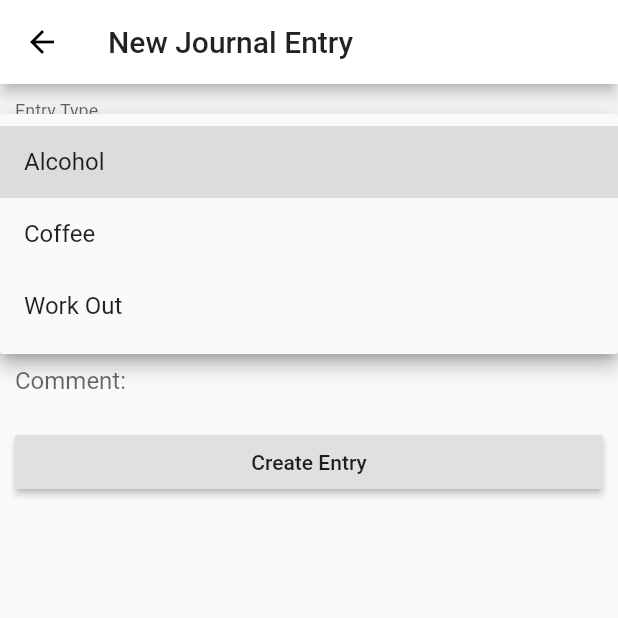
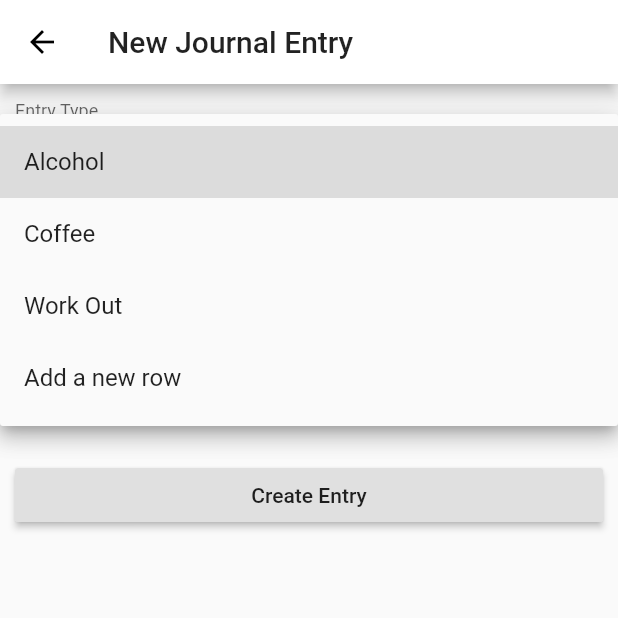
Before and after one commit to awhogue/bullet, a Flutter app: the NewBulletEntry screen opened directly, after a tap on "Create Entry", after a tap on the "arrow drop down" icon, on a phone screen of 412 x 824 dp, the top half of it. Run offline on Flutter 3.47's test engine with Material 2 defaults, Android fonts, the phone set to English and light mode, and no system bars.

Commit message:
Add ability to enter a new row name

```diff
--- a/lib/screens/new_entry.dart
+++ b/lib/screens/new_entry.dart
@@ -13,10 +13,19 @@ class NewBulletEntryState extends State<NewBulletEntry> {
   final GlobalKey<FormState> _formKey = GlobalKey<FormState>();
   final GlobalKey<ScaffoldState> _scaffoldKey = new GlobalKey<ScaffoldState>();
 
-  // State entered by the user to create the new entry.
-  String _enteredRow;
+  // The selected Row name in the dropdown.
+  String _dropdownSelectedRow;
+  // Are we showing the "New Row" field?
+  bool _newRowVisible = false;
+  // The text entered in the "New Row" field, if visible.
+  String _enteredNewRow;
+  // The text entered in the "Value" field.
   String _enteredValue;
+  // The text entered in the "Comment" field.
   String _enteredComment;
+
+  // The text for the drop down for "New Row"
+  final String _newRowNameText = 'Add a new row';
 
   NewBulletEntryState() {
     _datastore = BulletDatastore.init();
@@ -38,15 +47,19 @@ class NewBulletEntryState extends State<NewBulletEntry> {
               InputDecorator(
                 decoration: const InputDecoration(
                   labelText: 'Entry Type',
+                  helperText: 'Choose an entry type',
                 ),
                 child: DropdownButtonHideUnderline(
                   child: DropdownButton<String>(
-                    value: _enteredRow,
+                    value: _dropdownSelectedRow,
                     // value: // TOOD: set the default to the most recently created entry?
                     onChanged: (String newValue) {
-                      setState(() { _enteredRow = newValue; });
+                      setState(() {
+                        _dropdownSelectedRow = newValue;
+                        _toggleNewRowField(newValue);
+                      });
                     },
-                    items: _datastore.rowNames().map((String rowName) =>
+                    items: _getRowNamesForDropdown().map((String rowName) =>
                       DropdownMenuItem<String>(
                         value: rowName,
                         child: Text(rowName),
@@ -55,9 +68,20 @@ class NewBulletEntryState extends State<NewBulletEntry> {
                   ),
                 ),
               ),
+              _newRowVisible ? TextFormField(
+                decoration: InputDecoration(
+                  labelText: 'New Entry Type',
+                ),
+                validator: (value) {}, // TODO: validate that this isn't a duplicate row name?
+                onSaved: (String value) {
+                  setState(() {
+                    _enteredNewRow = value;
+                  });
+                },
+              ) : new Container(),
               TextFormField(
                 decoration: InputDecoration(
-                  labelText: 'Value:',
+                  labelText: 'Value',
                 ),
                 validator: (value) {
                   if (value.isEmpty) {
@@ -73,7 +97,7 @@ class NewBulletEntryState extends State<NewBulletEntry> {
               TextFormField(
                 decoration: InputDecoration(
                   border: InputBorder.none,
-                  labelText: 'Comment:',
+                  labelText: 'Comment',
                 ),
                 onSaved: (String value) {
                   setState(() { _enteredComment = value; });
@@ -90,6 +114,17 @@ class NewBulletEntryState extends State<NewBulletEntry> {
     );
   }
 
+  // Toggle the field to enter a new Row based on the dropdown selection.
+  void _toggleNewRowField(String dropdownValue) {
+    _newRowVisible = (dropdownValue == _newRowNameText);
+  }
+
+  List<String> _getRowNamesForDropdown() {
+    List<String> rowNames = _datastore.rowNames();
+    rowNames.add(_newRowNameText);
+    return rowNames;
+  }
+
   void _submitForm() {
     final FormState form = _formKey.currentState;
 
@@ -98,10 +133,12 @@ class NewBulletEntryState extends State<NewBulletEntry> {
     } else {
       form.save();
 
+      String rowName = _newRowVisible ? _enteredNewRow : _dropdownSelectedRow;
+
       BulletEntry entry = new BulletEntry(
         _enteredValue,
         DateTime.now(),
-        _enteredRow,
+        rowName,
         _enteredComment
       );
 
```
